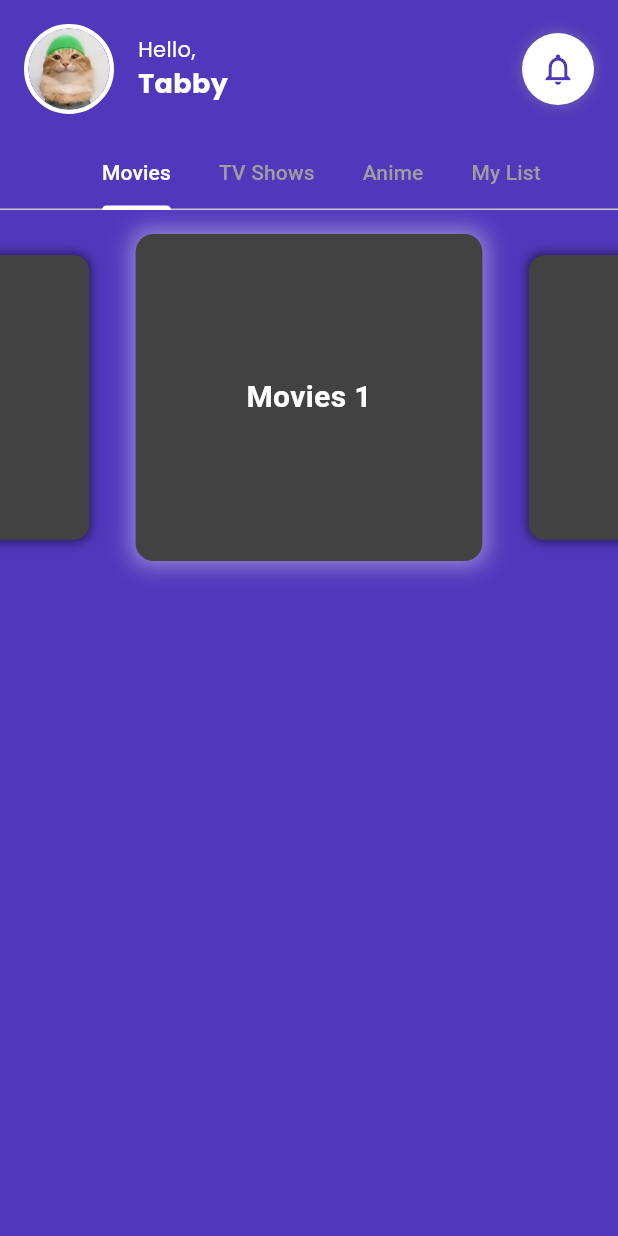
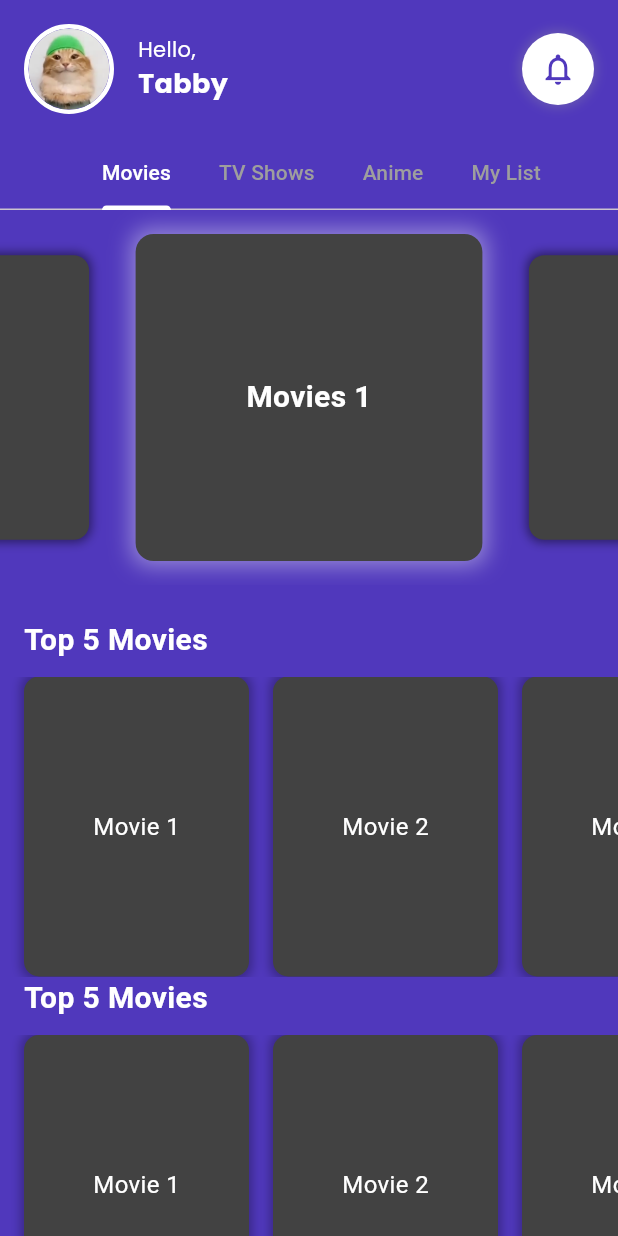
Before and after one commit to MaulRai/ristekflix, a Flutter app: the screen it shows after launch, on a phone screen of 412 x 824 dp. Run offline on Flutter 3.47's test engine with Material 3 defaults, Android fonts, the light colour scheme and no system bars; drawn by our look-alikes of carousel_slider.

Commit message:
add: SpecialSection

```diff
--- a/lib/screens/home_screen.dart
+++ b/lib/screens/home_screen.dart
@@ -1,5 +1,6 @@
 import 'package:flutter/material.dart';
 import 'package:ristekflix/widgets/category_section.dart';
+import 'package:ristekflix/widgets/special_section.dart';
 import 'package:ristekflix/widgets/top_bar.dart';
 
 class HomeScreen extends StatelessWidget {
@@ -9,11 +10,25 @@ class HomeScreen extends StatelessWidget {
   Widget build(BuildContext context) {
     return Scaffold(
       backgroundColor: Color(0xFF5038BC),
-      body: Column(
-        children: [
-          TopBar(),
-          Expanded(child: CategorySection()),
-        ],
+      body: SafeArea(
+        child: SingleChildScrollView( // Enables vertical scrolling
+          child: Column(
+            crossAxisAlignment: CrossAxisAlignment.start,
+            children: [
+              TopBar(),
+
+              // Limit CategorySection height instead of using Expanded
+              SizedBox(
+                height: 300, // Adjust as needed
+                child: CategorySection(),
+              ),
+
+              SizedBox(height: 20), // Space before SpecialSection
+              SpecialSection(),
+              SpecialSection(),
+            ],
+          ),
+        ),
       ),
     );
   }
--- a/lib/widgets/special_section.dart
+++ b/lib/widgets/special_section.dart
@@ -1,6 +1,6 @@
 import 'package:flutter/material.dart';
 
-class TopMoviesSection extends StatelessWidget {
+class SpecialSection extends StatelessWidget {
   @override
   Widget build(BuildContext context) {
     return Column(
```
